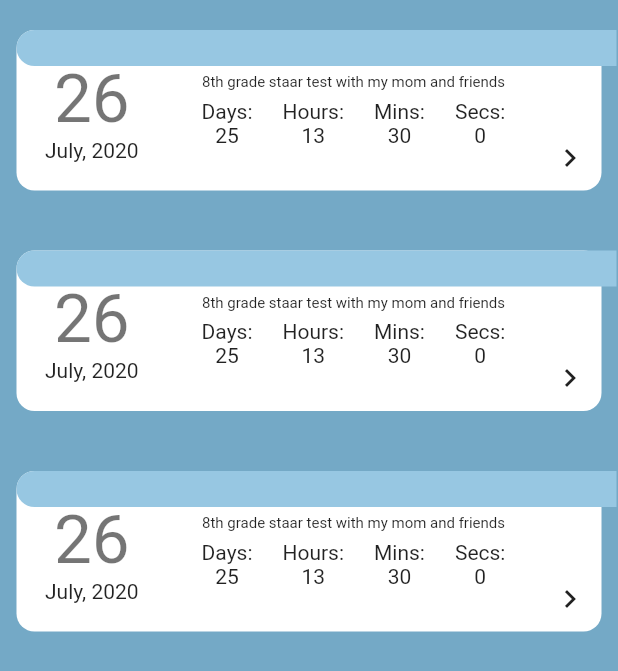
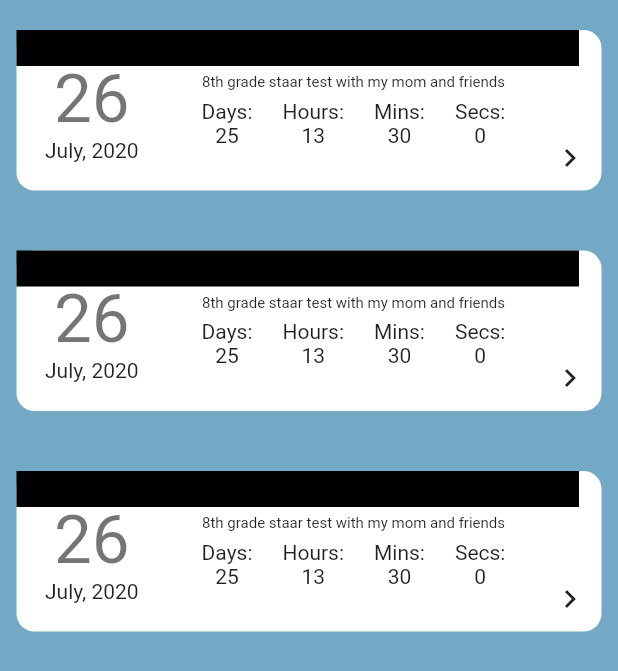
Before and after one commit to fastfists/RatioCalendar, a Flutter app: the screen it shows after launch, on a phone screen of 412 x 824 dp. Shown: the top 671 px of the screen. Run offline on Flutter 3.47's test engine with Material 2 defaults, Android fonts, the light colour scheme and no system bars; missing offline and left inert: timer_builder; accounts and stored records are empty.

Commit message:
Saving things before the storm

```diff
--- a/lib/screens/Calendar.dart
+++ b/lib/screens/Calendar.dart
@@ -91,12 +91,10 @@ class EventDetails extends StatelessWidget {
           left: 0,
           child: Container(
             decoration: BoxDecoration(
-              color: Color(0xFF97C7E2),
-              shape: BoxShape.rectangle,
-              borderRadius: BorderRadius.horizontal(left: Radius.circular(30)),
+              color: Color(0xFF000000),
             ),
             margin: EdgeInsets.symmetric(horizontal: 11,vertical: 20),
-            width: 400,
+            width: 375,
             height: 24,
           )
         ),
@@ -155,5 +153,4 @@ class CounterWidget extends StatelessWidget {
       }
     );
   }
-
 }
```
Also changed, not shown: 6 other files.
